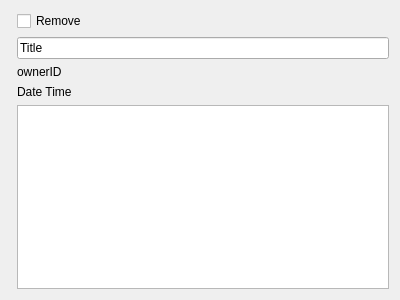
Old version of the form EGUI/lab1/blogentry.ui in the repository kuchyx/WUT_Computer_Science.
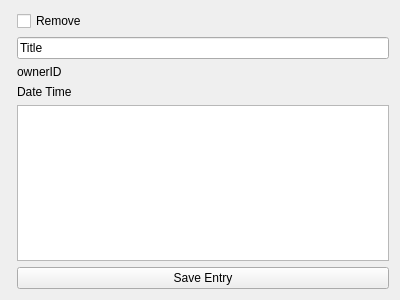
New version of the form.

```diff
--- a/EGUI/lab1/blogentry.ui
+++ b/EGUI/lab1/blogentry.ui
@@ -43,7 +43,18 @@
     </widget>
    </item>
    <item row="4" column="1">
-    <widget class="QTextEdit" name="textEdit"/>
+    <widget class="QTextEdit" name="textEdit">
+     <property name="readOnly">
+      <bool>false</bool>
+     </property>
+    </widget>
+   </item>
+   <item row="5" column="1">
+    <widget class="QPushButton" name="saveEntry">
+     <property name="text">
+      <string>Save Entry</string>
+     </property>
+    </widget>
    </item>
   </layout>
  </widget>
```
